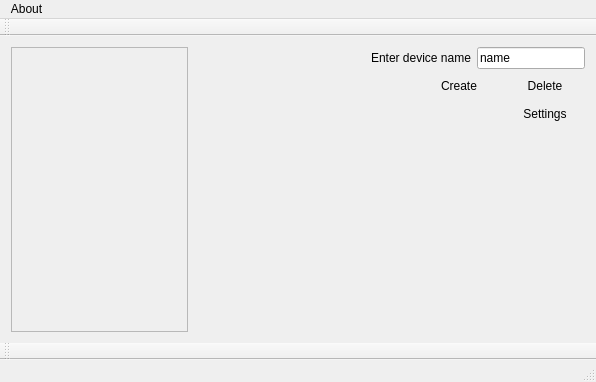
vNexx/Jarvis, file GUI/GUI/mainwindow.ui: the form before one commit.
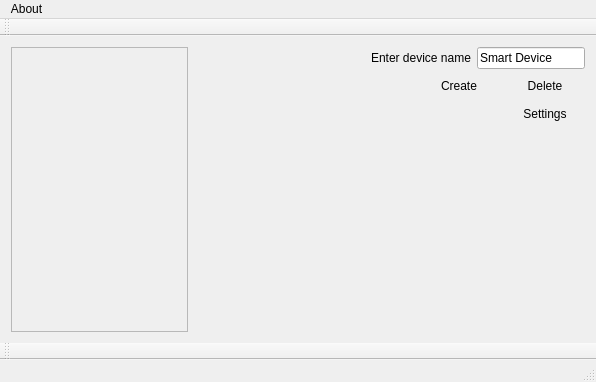
The form after the commit.

Commit message: Smart Bulb configuration window added

Patch:
```diff
--- a/GUI/GUI/mainwindow.ui
+++ b/GUI/GUI/mainwindow.ui
@@ -98,7 +98,7 @@
         <item>
          <widget class="QLineEdit" name="lineEdit">
           <property name="text">
-           <string>name</string>
+           <string>Smart Device</string>
           </property>
          </widget>
         </item>
```
Left out of the diff: 2 changed lines with no effect on the pictures. The commit also changes 36 other files.
